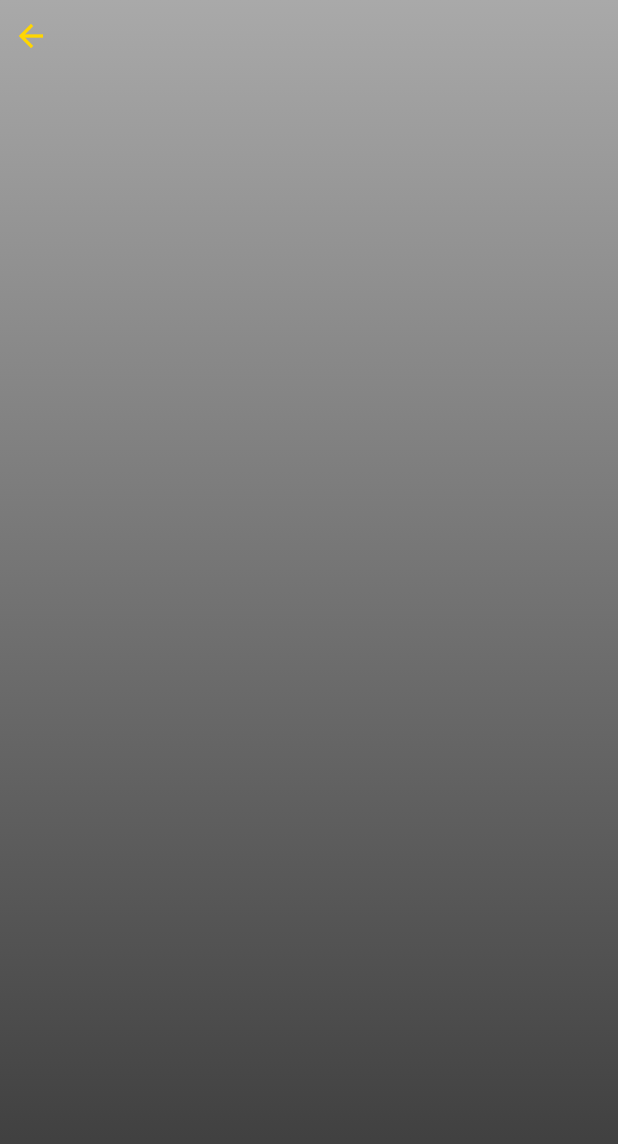
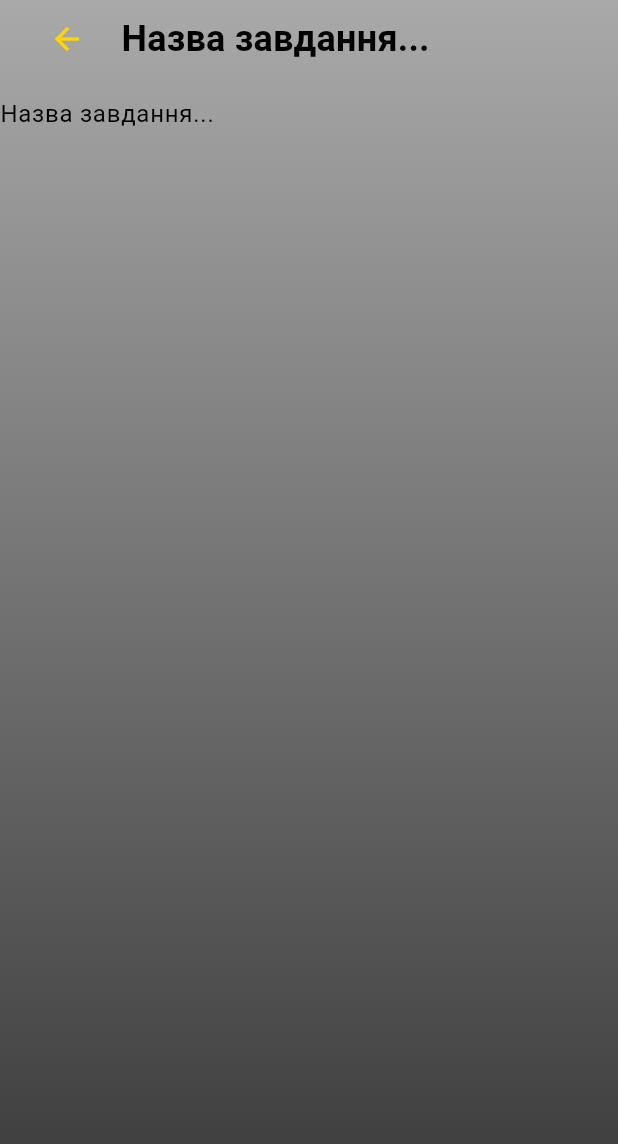
Before and after one commit to KaterinaOsipenko/to_do_app, a Flutter app: the AddToDo screen opened directly, on a phone screen of 412 x 824 dp. Shown: the top 1144 px of the screen. Run offline on Flutter 3.47's test engine with Material 2 defaults, Android fonts, the phone set to English and light mode, and no system bars.

Commit message:
create input for title

```diff
--- a/lib/screens/add_to_do_screen.dart
+++ b/lib/screens/add_to_do_screen.dart
@@ -9,39 +9,65 @@ class AddToDo extends StatefulWidget {
 }
 
 class _AddToDoState extends State<AddToDo> {
+  final GlobalKey<FormState> _formKey = GlobalKey<FormState>();
   @override
   Widget build(BuildContext context) {
     final mediaQuery = MediaQuery.of(context);
+
+    String? textValidator(String? value) {
+      if (value == null || value.isEmpty) {
+        return 'Будь ласка, введіть текст';
+      }
+      return null;
+    }
+
     return Scaffold(
-      body: Stack(
-        children: [
+      body: Stack(children: [
         const Background(),
         SafeArea(
           child: Column(
+            crossAxisAlignment: CrossAxisAlignment.start,
             children: [
-                Row(
+              Form(
+                key: _formKey,
+                child: Row(
                   children: [
-                    Container(
-                      height: mediaQuery.size.height * 0.1,
-                      width: mediaQuery.size.width * 0.1,
-                      alignment: Alignment.topLeft,
+                    Padding(
+                      padding:
+                          EdgeInsets.only(left: mediaQuery.size.width * 0.05),
                       child: BackButton(
                         color: Theme.of(context).colorScheme.tertiary,
                       ),
                     ),
-
-                    // Container(
-                    //   color: Colors.amber,
-                    //   height: 450,
-                    //   width: 200,
-                    // )
+                    Container(
+                      width: mediaQuery.size.width * 0.8,
+                      margin:
+                          EdgeInsets.only(left: mediaQuery.size.width * 0.03),
+                      child: TextFormField(
+                        cursorColor: Theme.of(context).colorScheme.onSecondary,
+                        style: Theme.of(context).textTheme.titleMedium,
+                        decoration: const InputDecoration(
+                          border: InputBorder.none,
+                          hintText: 'Назва завдання...',
+                        ),
+                        validator: textValidator,
+                      ),
+                    )
+                  ],
+                ),
+              ),
+              Column(
+                children: [
+                  TextFormField(
+                    initialValue: 'Назва завдання...',
+                    decoration: InputDecoration(border: InputBorder.none),
+                  )
                 ],
               ),
             ],
           ),
-          )
-        ],
         ),
+      ]),
     );
   }
 }
```
Lines whose indentation alone changed are shown as unchanged.
